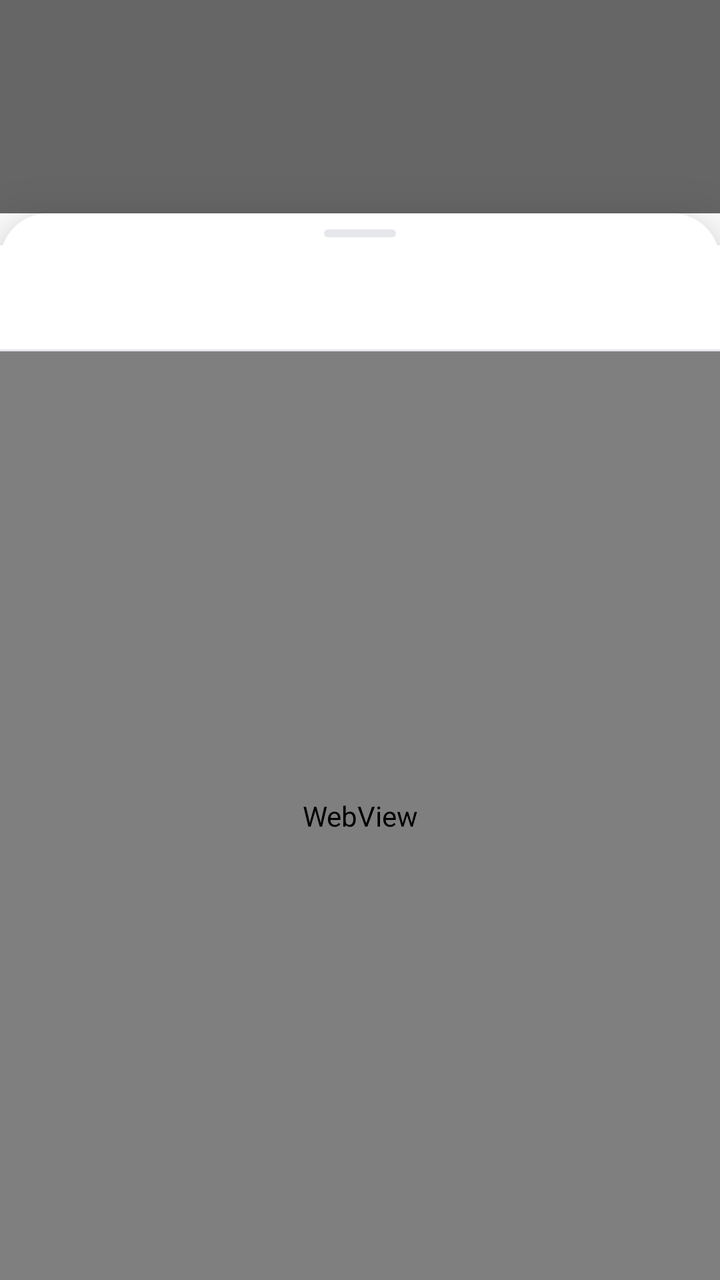
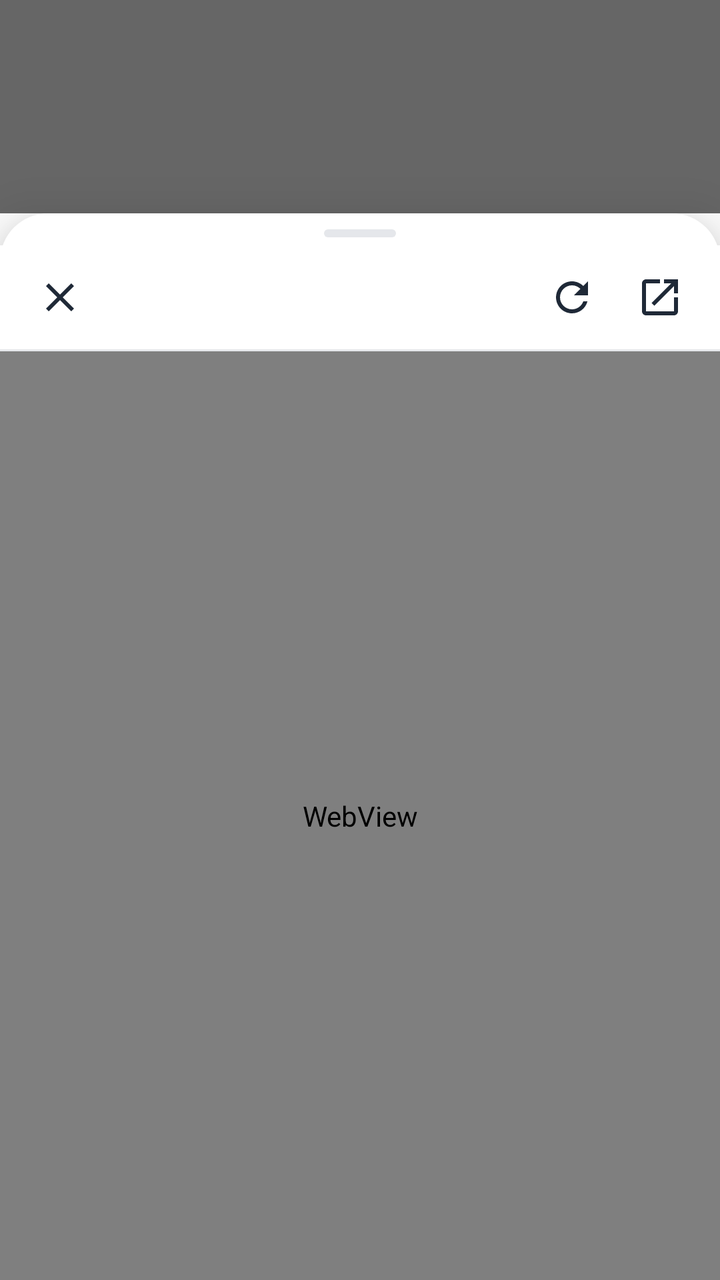

Screens rendered from an Android XML layout before and after an edit, with the pre-edit source and the edit as a unified diff.
<!-- AndroidManifest.xml: activity theme Theme.Bypass.BottomSheet -->
<!-- res/layout/activity_webview.xml -->
<?xml version="1.0" encoding="utf-8"?>
<FrameLayout xmlns:android="http://schemas.android.com/apk/res/android"
    android:layout_width="match_parent"
    android:layout_height="match_parent"
    android:background="@android:color/transparent">

    
    <LinearLayout
        android:layout_width="match_parent"
        android:layout_height="match_parent"
        android:orientation="vertical"
        android:gravity="bottom">

        
        <View
            android:id="@+id/dim_background"
            android:layout_width="match_parent"
            android:layout_height="0dp"
            android:layout_weight="1"
            android:background="@color/dim_overlay"
            android:clickable="true"
            android:focusable="true" />

        
        <LinearLayout
            android:layout_width="match_parent"
            android:layout_height="0dp"
            android:layout_weight="5"
            android:orientation="vertical"
            android:background="@drawable/bg_bottom_sheet"
            android:elevation="16dp">

            
            <View
                android:layout_width="36dp"
                android:layout_height="4dp"
                android:layout_gravity="center_horizontal"
                android:layout_marginTop="8dp"
                android:layout_marginBottom="4dp"
                android:background="@drawable/ic_drag_handle" />

            
            <LinearLayout
                android:id="@+id/toolbar"
                android:layout_width="match_parent"
                android:layout_height="52dp"
                android:orientation="horizontal"
                android:gravity="center_vertical"
                android:paddingHorizontal="8dp"
                android:background="@color/surface_card">

                
                <ImageButton
                    android:id="@+id/btn_close"
                    android:layout_width="44dp"
                    android:layout_height="44dp"
                    android:src="@drawable/ic_close"
                    android:background="?attr/selectableItemBackgroundBorderless"
                    android:contentDescription="Close" />

                
                <TextView
                    android:id="@+id/tv_platform_title"
                    android:layout_width="0dp"
                    android:layout_height="wrap_content"
                    android:layout_weight="1"
                    android:gravity="center"
                    android:textSize="16sp"
                    android:textStyle="bold"
                    android:textColor="@color/text_primary" />

                
                <ImageButton
                    android:id="@+id/btn_refresh"
                    android:layout_width="44dp"
                    android:layout_height="44dp"
                    android:src="@drawable/ic_refresh"
                    android:background="?attr/selectableItemBackgroundBorderless"
                    android:contentDescription="Refresh" />

                
                <ImageButton
                    android:id="@+id/btn_open_browser"
                    android:layout_width="44dp"
                    android:layout_height="44dp"
                    android:src="@drawable/ic_open_in_browser"
                    android:background="?attr/selectableItemBackgroundBorderless"
                    android:contentDescription="Open in browser" />
            </LinearLayout>

            
            <View
                android:layout_width="match_parent"
                android:layout_height="1dp"
                android:background="@color/divider" />

            
            <WebView
                android:id="@+id/web_view"
                android:layout_width="match_parent"
                android:layout_height="0dp"
                android:layout_weight="1" />
        </LinearLayout>
    </LinearLayout>
</FrameLayout>
<!-- resources referenced by this layout -->
<resources>
  <color name="dim_overlay">#99000000</color>
  <color name="divider">#FFE5E7EB</color>
  <color name="surface_card">#FFFFFFFF</color>
  <color name="text_primary">#FF1F2937</color>
  <!-- drawable bg_bottom_sheet (drawable) -->
  <?xml version="1.0" encoding="utf-8"?>
  <shape xmlns:android="http://schemas.android.com/apk/res/android"
      android:shape="rectangle">
      <corners
          android:topLeftRadius="24dp"
          android:topRightRadius="24dp" />
      <solid android:color="@color/surface_card" />
  </shape>
  <!-- drawable ic_close (drawable) -->
  <?xml version="1.0" encoding="utf-8"?>
  <vector xmlns:android="http://schemas.android.com/apk/res/android"
      android:width="24dp"
      android:height="24dp"
      android:viewportWidth="24"
      android:viewportHeight="24"
      android:tint="?attr/colorControlNormal">
      <path
          android:fillColor="@android:color/white"
          android:pathData="M19,6.41L17.59,5 12,10.59 6.41,5 5,6.41 10.59,12 5,17.59 6.41,19 12,13.41 17.59,19 19,17.59 13.41,12z" />
  </vector>
  <!-- drawable ic_drag_handle (drawable) -->
  <?xml version="1.0" encoding="utf-8"?>
  <shape xmlns:android="http://schemas.android.com/apk/res/android"
      android:shape="rectangle">
      <corners android:radius="2dp" />
      <solid android:color="@color/divider" />
  </shape>
  <!-- drawable ic_open_in_browser (drawable) -->
  <?xml version="1.0" encoding="utf-8"?>
  <vector xmlns:android="http://schemas.android.com/apk/res/android"
      android:width="24dp"
      android:height="24dp"
      android:viewportWidth="24"
      android:viewportHeight="24"
      android:tint="?attr/colorControlNormal">
      <path
          android:fillColor="@android:color/white"
          android:pathData="M19,19H5V5h7V3H5c-1.11,0 -2,0.9 -2,2v14c0,1.1 0.89,2 2,2h14c1.1,0 2,-0.9 2,-2v-7h-2v7zM14,3v2h3.59l-9.83,9.83 1.41,1.41L19,6.41V10h2V3h-7z" />
  </vector>
  <!-- drawable ic_refresh (drawable) -->
  <?xml version="1.0" encoding="utf-8"?>
  <vector xmlns:android="http://schemas.android.com/apk/res/android"
      android:width="24dp"
      android:height="24dp"
      android:viewportWidth="24"
      android:viewportHeight="24"
      android:tint="?attr/colorControlNormal">
      <path
          android:fillColor="@android:color/white"
          android:pathData="M17.65,6.35C16.2,4.9 14.21,4 12,4c-4.42,0 -7.99,3.58 -7.99,8s3.57,8 7.99,8c3.73,0 6.84,-2.55 7.73,-6h-2.08c-0.82,2.33 -3.04,4 -5.65,4 -3.31,0 -6,-2.69 -6,-6s2.69,-6 6,-6c1.66,0 3.14,0.69 4.22,1.78L13,11h7V4l-2.35,2.35z" />
  </vector>
  <style name="Theme.Bypass.BottomSheet" parent="android:Theme.Material.Light.Dialog">
          <item name="android:windowBackground">@android:color/transparent</item>
          <item name="android:windowIsTranslucent">true</item>
          <item name="android:windowNoTitle">true</item>
          <item name="android:windowIsFloating">false</item>
      </style>
</resources>

<!-- the commit's change to res/layout/activity_webview.xml (unified diff, before → after) -->
@@ -55,7 +55,7 @@
                     android:layout_width="44dp"
                     android:layout_height="44dp"
                     android:src="@drawable/ic_close"
-                    android:background="?attr/selectableItemBackgroundBorderless"
+                    android:background="?android:attr/selectableItemBackgroundBorderless"
                     android:contentDescription="Close" />
 
                 
@@ -75,7 +75,7 @@
                     android:layout_width="44dp"
                     android:layout_height="44dp"
                     android:src="@drawable/ic_refresh"
-                    android:background="?attr/selectableItemBackgroundBorderless"
+                    android:background="?android:attr/selectableItemBackgroundBorderless"
                     android:contentDescription="Refresh" />
 
                 
@@ -84,7 +84,7 @@
                     android:layout_width="44dp"
                     android:layout_height="44dp"
                     android:src="@drawable/ic_open_in_browser"
-                    android:background="?attr/selectableItemBackgroundBorderless"
+                    android:background="?android:attr/selectableItemBackgroundBorderless"
                     android:contentDescription="Open in browser" />
             </LinearLayout>
 
<!-- resource entries referenced after the edit -->
@@ -20,7 +20,7 @@
       android:height="24dp"
       android:viewportWidth="24"
       android:viewportHeight="24"
-      android:tint="?attr/colorControlNormal">
+      android:tint="@color/text_primary">
       <path
           android:fillColor="@android:color/white"
           android:pathData="M19,6.41L17.59,5 12,10.59 6.41,5 5,6.41 10.59,12 5,17.59 6.41,19 12,13.41 17.59,19 19,17.59 13.41,12z" />
@@ -39,7 +39,7 @@
       android:height="24dp"
       android:viewportWidth="24"
       android:viewportHeight="24"
-      android:tint="?attr/colorControlNormal">
+      android:tint="@color/text_primary">
       <path
           android:fillColor="@android:color/white"
           android:pathData="M19,19H5V5h7V3H5c-1.11,0 -2,0.9 -2,2v14c0,1.1 0.89,2 2,2h14c1.1,0 2,-0.9 2,-2v-7h-2v7zM14,3v2h3.59l-9.83,9.83 1.41,1.41L19,6.41V10h2V3h-7z" />
@@ -51,7 +51,7 @@
       android:height="24dp"
       android:viewportWidth="24"
       android:viewportHeight="24"
-      android:tint="?attr/colorControlNormal">
+      android:tint="@color/text_primary">
       <path
           android:fillColor="@android:color/white"
           android:pathData="M17.65,6.35C16.2,4.9 14.21,4 12,4c-4.42,0 -7.99,3.58 -7.99,8s3.57,8 7.99,8c3.73,0 6.84,-2.55 7.73,-6h-2.08c-0.82,2.33 -3.04,4 -5.65,4 -3.31,0 -6,-2.69 -6,-6s2.69,-6 6,-6c1.66,0 3.14,0.69 4.22,1.78L13,11h7V4l-2.35,2.35z" />
